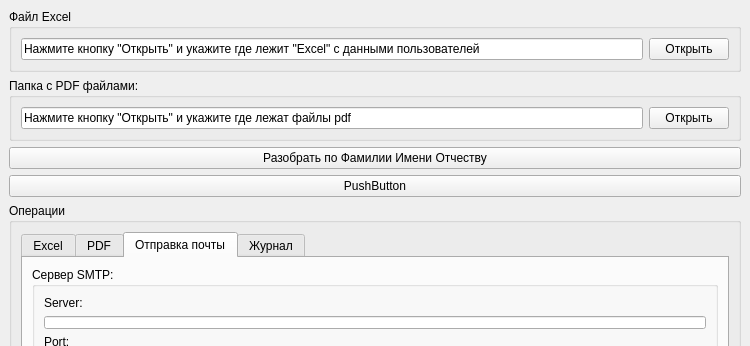
Old version of the form src/ui/main_form.ui in the repository gloryvictory/Kvartplata24mail; both pictures show x 0 to 750 and y 0 to 346 of the 750 by 617 pixel window.
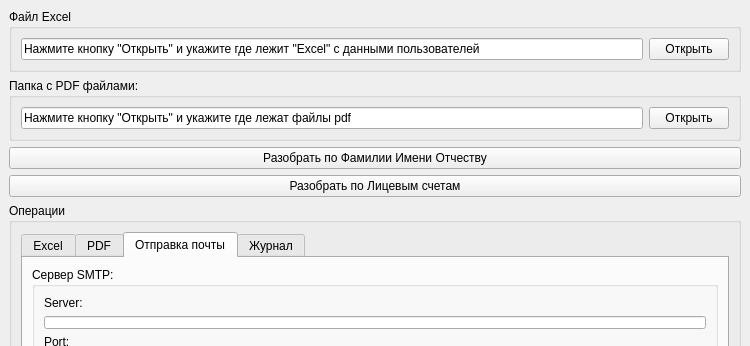
New version of the form.

Commit message: Last worked Version with new form (before change)

Patch:
```diff
--- a/src/ui/main_form.ui
+++ b/src/ui/main_form.ui
@@ -92,7 +92,7 @@
     <item>
      <widget class="QPushButton" name="pushButton">
       <property name="text">
-       <string>PushButton</string>
+       <string>Разобрать по Лицевым счетам</string>
       </property>
      </widget>
     </item>
```
The commit also changes 2 other files.
